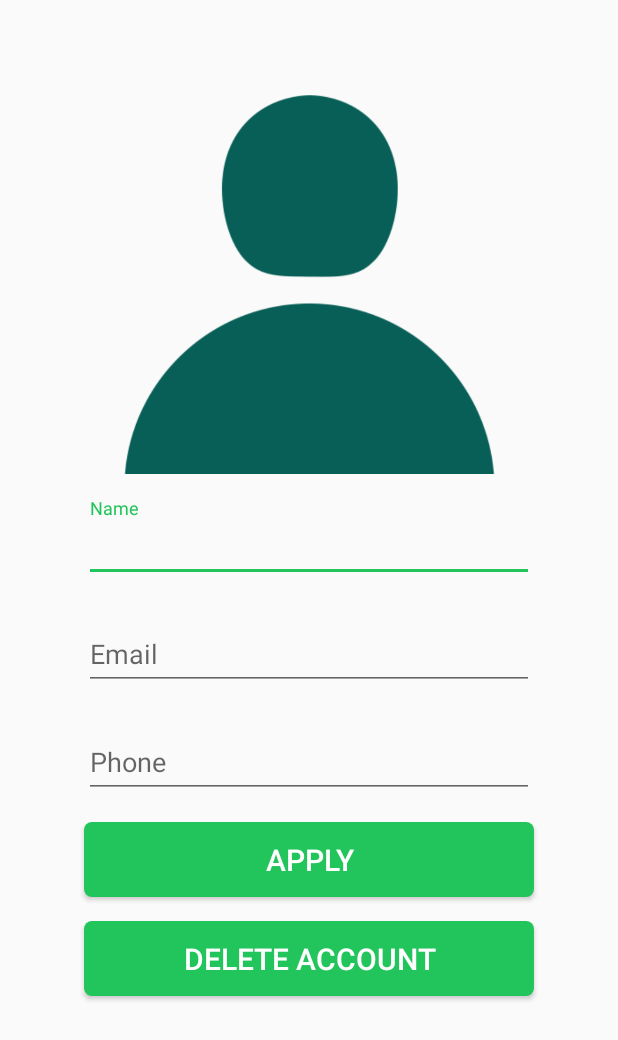
After one commit to Manuhmutua/WhatsAppClone, an Android app: the ProfileActivity screen opened directly, with no data from a screen before it, on a phone screen of 412 x 824 dp. The commit adds this screen. Shown: the top 1040 px of the screen. Run offline under Robolectric (Android 15) with nearby library versions, the phone set to English and light mode, and no system bars.

Commit message:
Profile Screen Layout

```diff
--- a/app/src/main/AndroidManifest.xml
+++ b/app/src/main/AndroidManifest.xml
@@ -11,24 +11,29 @@
         android:supportsRtl="true"
         android:theme="@style/AppTheme">
         <activity
+            android:name=".activities.ProfileActivity"
+            android:screenOrientation="portrait"
+            android:windowSoftInputMode="adjustResize"
+            android:theme="@style/AppTheme.NoActionBar"></activity>
+        <activity
             android:name=".activities.MainActivity"
+            android:screenOrientation="portrait"
+            android:theme="@style/AppTheme.NoActionBar"></activity>
+        <activity
+            android:name=".activities.SignupActivity"
+            android:screenOrientation="portrait"
             android:theme="@style/AppTheme.NoActionBar"
-            android:screenOrientation="portrait">
-        </activity>
-        <activity android:name=".activities.SignupActivity"
+            android:windowSoftInputMode="adjustResize" />
+        <activity
+            android:name=".activities.LoginActivity"
+            android:screenOrientation="portrait"
             android:theme="@style/AppTheme.NoActionBar"
-            android:screenOrientation="portrait"
-            android:windowSoftInputMode="adjustResize"   />
-        <activity android:name=".activities.LoginActivity"
-            android:theme="@style/AppTheme.NoActionBar"
-            android:screenOrientation="portrait"
             android:windowSoftInputMode="adjustResize">
             <intent-filter>
                 <action android:name="android.intent.action.MAIN" />
 
                 <category android:name="android.intent.category.LAUNCHER" />
             </intent-filter>
-
         </activity>
     </application>
 
--- a/app/src/main/java/turi/practice/whatsappclone/activities/MainActivity.kt
+++ b/app/src/main/java/turi/practice/whatsappclone/activities/MainActivity.kt
@@ -37,10 +37,15 @@ class MainActivity : AppCompatActivity() {
 
     override fun onOptionsItemSelected(item: MenuItem): Boolean {
        when(item.itemId){
+           R.id.action_profile -> onProfile()
            R.id.action_logout -> onLogout()
        }
 
         return super.onOptionsItemSelected(item)
+    }
+
+    private fun onProfile(){
+        startActivity(ProfileActivity.newIntent(this))
     }
 
     private fun onLogout(){
--- /dev/null
+++ b/app/src/main/java/turi/practice/whatsappclone/activities/ProfileActivity.kt
@@ -0,0 +1,26 @@
+package turi.practice.whatsappclone.activities
+
+import android.content.Context
+import android.content.Intent
+import androidx.appcompat.app.AppCompatActivity
+import android.os.Bundle
+import android.view.View
+import turi.practice.whatsappclone.R
+
+class ProfileActivity : AppCompatActivity() {
+
+    override fun onCreate(savedInstanceState: Bundle?) {
+        super.onCreate(savedInstanceState)
+        setContentView(R.layout.activity_profile)
+    }
+    fun onApply(v: View){
+
+    }
+    fun onDelete    (v: View){
+
+    }
+    companion object {
+        fun newIntent(context: Context) = Intent(context, ProfileActivity::class.java)
+    }
+
+}
--- /dev/null
+++ b/app/src/main/res/layout/activity_profile.xml
@@ -0,0 +1,137 @@
+<?xml version="1.0" encoding="utf-8"?>
+<androidx.constraintlayout.widget.ConstraintLayout xmlns:android="http://schemas.android.com/apk/res/android"
+    xmlns:app="http://schemas.android.com/apk/res-auto"
+    xmlns:tools="http://schemas.android.com/tools"
+    android:layout_width="match_parent"
+    android:layout_height="match_parent"
+    tools:context=".activities.ProfileActivity">
+
+    <androidx.core.widget.NestedScrollView
+        android:layout_width="match_parent"
+        android:layout_height="match_parent"
+        android:fillViewport="true">
+
+        <RelativeLayout
+            android:id="@+id/profileLayout"
+            android:layout_width="match_parent"
+            android:layout_height="match_parent">
+            <ImageView
+                android:id="@+id/photoIV"
+                android:layout_width="@dimen/standard_width"
+                android:layout_height="@dimen/standard_width"
+                android:layout_centerHorizontal="true"
+                android:layout_marginStart="@dimen/grid_3"
+                android:layout_marginLeft="@dimen/grid_3"
+                android:layout_marginTop="@dimen/grid_3"
+                android:layout_marginEnd="@dimen/grid_3"
+                android:layout_marginRight="@dimen/grid_3"
+                android:src="@drawable/default_user" />
+
+            <com.google.android.material.textfield.TextInputLayout
+                android:id="@+id/nameTIL"
+                android:layout_width="@dimen/standard_width"
+                android:layout_height="wrap_content"
+                android:layout_below="@id/photoIV"
+                android:layout_centerHorizontal="true"
+                android:layout_marginStart="@dimen/grid_3"
+                android:layout_marginLeft="@dimen/grid_3"
+                android:layout_marginTop="@dimen/grid_3"
+                android:layout_marginEnd="@dimen/grid_3"
+                android:layout_marginRight="@dimen/grid_3">
+
+                <com.google.android.material.textfield.TextInputEditText
+                    android:id="@+id/nameET"
+                    android:layout_width="match_parent"
+                    android:layout_height="wrap_content"
+                    android:inputType="text"
+                    android:hint="@string/hint_name"/>
+            </com.google.android.material.textfield.TextInputLayout>
+            <com.google.android.material.textfield.TextInputLayout
+                android:id="@+id/emailTIL"
+                android:layout_width="@dimen/standard_width"
+                android:layout_height="wrap_content"
+                android:layout_below="@id/nameTIL"
+                android:layout_centerHorizontal="true"
+                android:layout_marginStart="@dimen/grid_3"
+                android:layout_marginLeft="@dimen/grid_3"
+                android:layout_marginTop="@dimen/grid_3"
+                android:layout_marginEnd="@dimen/grid_3"
+                android:layout_marginRight="@dimen/grid_3">
+
+                <com.google.android.material.textfield.TextInputEditText
+                    android:id="@+id/emailET"
+                    android:layout_width="match_parent"
+                    android:layout_height="wrap_content"
+                    android:inputType="textEmailAddress"
+                    android:hint="@string/hint_email"/>
+            </com.google.android.material.textfield.TextInputLayout>
+            <com.google.android.material.textfield.TextInputLayout
+                android:id="@+id/phoneTIL"
+                android:layout_width="@dimen/standard_width"
+                android:layout_height="wrap_content"
+                android:layout_below="@id/emailTIL"
+                android:layout_centerHorizontal="true"
+                android:layout_marginStart="@dimen/grid_3"
+                android:layout_marginLeft="@dimen/grid_3"
+                android:layout_marginTop="@dimen/grid_3"
+                android:layout_marginEnd="@dimen/grid_3"
+                android:layout_marginRight="@dimen/grid_3">
+
+                <com.google.android.material.textfield.TextInputEditText
+                    android:id="@+id/phoneET"
+                    android:layout_width="match_parent"
+                    android:layout_height="wrap_content"
+                    android:inputType="phone"
+                    android:hint="@string/hint_phone"/>
+            </com.google.android.material.textfield.TextInputLayout>
+            <Button
+                android:id="@+id/applyButton"
+                android:layout_width="@dimen/standard_width"
+                android:layout_height="@dimen/standard_height"
+                android:text="@string/button_apply"
+                android:layout_below="@id/phoneTIL"
+                android:layout_centerHorizontal="true"
+                android:onClick="onApply"
+                android:layout_marginStart="@dimen/grid_3"
+                android:layout_marginLeft="@dimen/grid_3"
+                android:layout_marginTop="@dimen/grid_3"
+                android:layout_marginEnd="@dimen/grid_3"
+                android:layout_marginRight="@dimen/grid_3"
+                style="@style/StandardButton"/>
+            <Button
+                android:id="@+id/deleteButton"
+                android:layout_width="@dimen/standard_width"
+                android:layout_height="@dimen/standard_height"
+                android:text="@string/button_delete"
+                android:layout_below="@id/applyButton"
+                android:layout_centerHorizontal="true"
+                android:onClick="onDelete"
+                android:layout_marginStart="@dimen/grid_3"
+                android:layout_marginLeft="@dimen/grid_3"
+                android:layout_marginTop="@dimen/grid_3"
+                android:layout_marginEnd="@dimen/grid_3"
+                android:layout_marginRight="@dimen/grid_3"
+                style="@style/StandardButton"/>
+
+        </RelativeLayout>
+    </androidx.core.widget.NestedScrollView>
+
+    <LinearLayout
+        android:id="@+id/progressLayout"
+        android:layout_width="wrap_content"
+        android:layout_height="wrap_content"
+        android:background="@color/transparent_grey"
+        android:gravity="center"
+        android:orientation="vertical"
+        android:visibility="gone"
+        app:layout_constraintBottom_toBottomOf="parent"
+        app:layout_constraintLeft_toLeftOf="parent"
+        app:layout_constraintRight_toRightOf="parent"
+        app:layout_constraintTop_toTopOf="parent">
+
+        <ProgressBar
+            android:layout_width="wrap_content"
+            android:layout_height="wrap_content" />
+    </LinearLayout>
+
+</androidx.constraintlayout.widget.ConstraintLayout>
--- a/app/src/main/res/menu/menu_main.xml
+++ b/app/src/main/res/menu/menu_main.xml
@@ -2,6 +2,11 @@
 <menu xmlns:android="http://schemas.android.com/apk/res/android"
     xmlns:app="http://schemas.android.com/apk/res-auto">
 
+    <item
+        android:id="@+id/action_profile"
+        android:orderInCategory="100"
+        android:title="@string/action_profile"
+        app:showAsAction="never" />
     <item
         android:id="@+id/action_logout"
         android:orderInCategory="100"
```
Also changed, not shown: app/build.gradle (line endings or trailing spaces).
